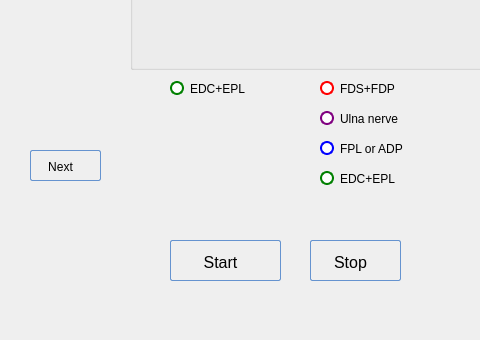
The window that POML060_v1/programkeygripv2.ui (viniltc/POML060) describes before a commit, drawn with Qt 5; both pictures show x 0 to 480 and y 260 to 600 of the 714 by 600 pixel window.
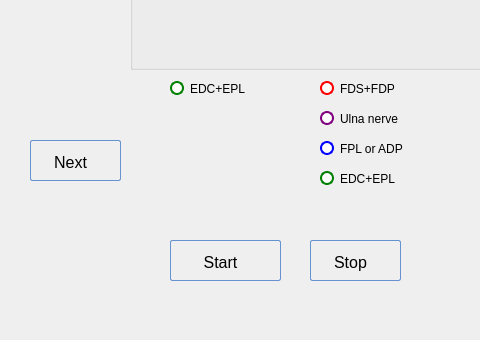
The same window after the commit. Icons and pictures are not drawn.

Patch:
```diff
--- a/POML060_v1/programkeygripv2.ui
+++ b/POML060_v1/programkeygripv2.ui
@@ -683,9 +683,9 @@
     <property name="geometry">
      <rect>
       <x>30</x>
-      <y>410</y>
-      <width>71</width>
-      <height>31</height>
+      <y>400</y>
+      <width>91</width>
+      <height>41</height>
      </rect>
     </property>
     <property name="styleSheet">
@@ -702,7 +702,7 @@
                 stop :   0.5 #c7dfff, stop :   0.55 #afd2ff, stop :   1.0 #c0dbff);
         color: #0000;
         font:  large &quot;Arial&quot;;
-		font-size: 12px;
+		font-size: 16px;
         height: 30px;
 }
 
```
Left out of the diff: 6 changed lines with no effect on the pictures.
